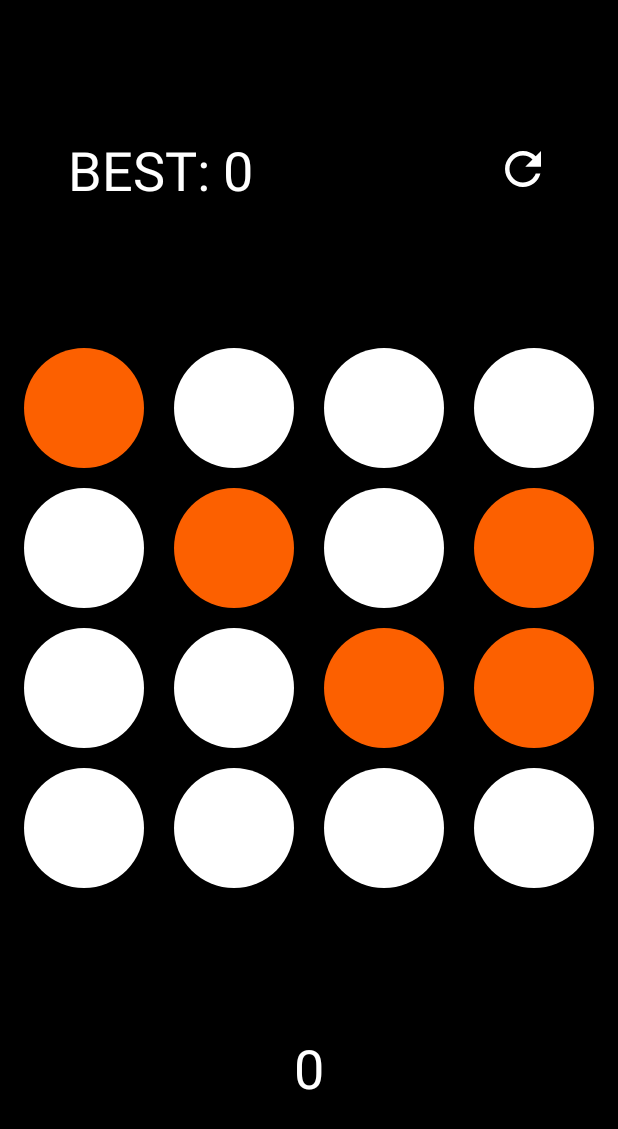
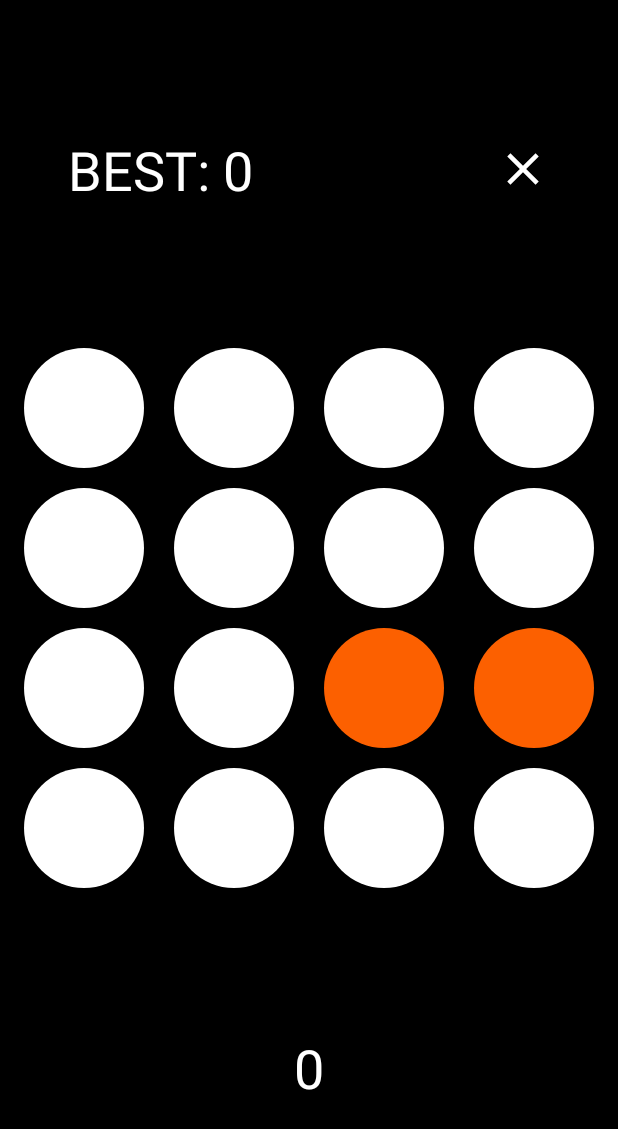
Before and after one commit to jnguyen2/sweeper, an Android app: the screen it shows after launch (MainActivity), after a tap on an icon or button, on a phone screen of 412 x 824 dp. Shown: the top 1129 px of the screen. Run offline under Robolectric (Android 15) with nearby library versions, the light colour scheme and no system bars.

Commit message:
Implement SharedPreferences to store the high score

```diff
--- a/app/src/main/java/edu/fandm/jnguyen/sweeper/MainActivity.java
+++ b/app/src/main/java/edu/fandm/jnguyen/sweeper/MainActivity.java
@@ -1,5 +1,6 @@
 package edu.fandm.jnguyen.sweeper;
 
+import android.content.SharedPreferences;
 import android.os.Handler;
 import android.os.SystemClock;
 import android.support.v7.app.AppCompatActivity;
@@ -7,29 +8,40 @@ import android.os.Bundle;
 import android.view.View;
 import android.widget.Button;
 import android.widget.TextView;
-import android.widget.Toast;
 
 import java.util.ArrayList;
+import java.util.HashSet;
 
 public class MainActivity extends AppCompatActivity {
 
     public static final String TAG = "sweeper.MainActivity";
 
-    private ArrayList<Button> bombs = new ArrayList<>();
+    private ArrayList<Button> buttons = new ArrayList<>();
     private SweeperGame sweeperGame;
+
+    // Input handling.
+    private HashSet<Integer> inputsBetweenTicks = new HashSet<>();
 
     // Game ticks.
     private boolean isTicking = false;
     private Handler handler = new Handler();
     private TickTask tickTask = new TickTask();
+    private int millis = 300;
+
+    // Shared preferences to store high score.
+    private SharedPreferences sharedPreferences;
+    private int highScore;
 
     @Override
     protected void onCreate(Bundle savedInstanceState) {
         super.onCreate(savedInstanceState);
         setContentView(R.layout.activity_main);
 
+        // Start a new game.
         sweeperGame = SweeperGame.getInstance(getApplicationContext());
+        sweeperGame.newGame();
 
+        // Wire up the buttons.
         ButtonGrid buttonGrid = findViewById(R.id.buttonGrid);
         for (int i = 0; i < sweeperGame.getBombCount(); i++) {
             final int idx = i;
@@ -37,33 +49,47 @@ public class MainActivity extends AppCompatActivity {
             button.setOnClickListener(new View.OnClickListener() {
                 @Override
                 public void onClick(View v) {
-                    sweeperGame.defuseBomb(idx);
-                    v.setBackgroundResource(R.drawable.bomb_inactive);
+                    inputsBetweenTicks.add(idx);
+                    // Note that the bombs go blank immediately, but that does not mean they have been
+                    // updated within the actual game.
+                    v.setBackgroundResource(R.drawable.bomb_blank);
                 }
             });
-            bombs.add(button);
+
+            // Keep track of all the buttons.
+            buttons.add(button);
         }
-
-        // Start a new game.
-        sweeperGame.newGame();
 
         // Disable all buttons until a game starts.
         buttonsEnabled(false);
+
+        // Load best score.
+        sharedPreferences = this.getSharedPreferences(getString(R.string.preferences_file_key),
+                MODE_PRIVATE);
+        highScore = sharedPreferences.getInt(getString(R.string.high_score_key), 0);
+        updateUI();
     }
 
     public void startGame(View v) {
-        // Invert ticking.
-        ticking(!isTicking);
+        // Invert setTicking.
+        setTicking(!isTicking);
 
-        // If the clock is ticking, buttons should be on I guess.
+        // If the clock is setTicking, buttons should be on I guess.
         buttonsEnabled(isTicking);
+
+        // Set icon appropriately.
+        if (isTicking) {
+            v.setBackgroundResource(R.drawable.close_white);
+        } else {
+            v.setBackgroundResource(R.drawable.refresh_white);
+        }
     }
 
-    public void ticking(boolean on) {
+    public void setTicking(boolean on) {
         isTicking = on;
         if (on) {
             handler.removeCallbacks(tickTask);
-            handler.postDelayed(tickTask, 500);
+            handler.postDelayed(tickTask, millis);
             sweeperGame.newGame();
         } else {
             handler.removeCallbacks(tickTask);
@@ -77,28 +103,60 @@ public class MainActivity extends AppCompatActivity {
             if (isTicking) {
                 tick();
                 long start = SystemClock.uptimeMillis();
-                handler.postAtTime(this, start + 500);
+                handler.postAtTime(this, start + millis);
             }
         }
     }
 
+    private void updateAllButtonDrawables(int drawableId) {
+        for (Button b : buttons) {
+            b.setBackgroundResource(drawableId);
+        }
+    }
+
     private void tick() {
-        updateUI();
-        sweeperGame.tick();
+        // Update game.
+        sweeperGame.tick(inputsBetweenTicks);
 
+        // Check if game ended.
         if (sweeperGame.isGameOver()) {
-            ticking(false);
+            setTicking(false);
             buttonsEnabled(false);
-            indicateLoss();
+            updateScore();
+            updateUI();
+            return;
+        }
+
+        // Update UI.
+        if (sweeperGame.isSafeTime()) {
+            if (sweeperGame.getClock() % 2 == 0) {
+                updateAllButtonDrawables(R.drawable.bomb_blank);
+            } else {
+                updateAllButtonDrawables(R.drawable.bomb_active);
+            }
+        } else {
+            updateUI();
+        }
+    }
+
+    private void updateScore() {
+        if (sweeperGame.getScore() > highScore) {
+            SharedPreferences.Editor editor = sharedPreferences.edit();
+            editor.putInt(getString(R.string.high_score_key), sweeperGame.getScore());
+            editor.apply();
+            highScore = sweeperGame.getScore();
         }
     }
 
     private void updateUI() {
+        TextView bestScore = findViewById(R.id.textView_record);
+        bestScore.setText(String.format("BEST: %d", highScore));
+
         TextView scoreTV = findViewById(R.id.textView_clock);
         scoreTV.setText(Integer.toString(sweeperGame.getScore()));
 
-        for (int i = 0; i < bombs.size(); i++) {
-            Button bomb = bombs.get(i);
+        for (int i = 0; i < buttons.size(); i++) {
+            Button bomb = buttons.get(i);
             if (sweeperGame.bombIsActive(i)) {
                 bomb.setBackgroundResource(R.drawable.bomb_active);
             } else if (sweeperGame.bombExploded(i)) {
@@ -110,25 +168,21 @@ public class MainActivity extends AppCompatActivity {
     }
 
     private void buttonsEnabled(boolean on) {
-        for (int i = 0; i < bombs.size(); i++) {
-            Button bomb = bombs.get(i);
+        for (int i = 0; i < buttons.size(); i++) {
+            Button bomb = buttons.get(i);
 
             // Update color.
-            if (!on) {
+            if (on) {
+                bomb.setBackgroundResource(R.drawable.bomb_blank);
+            } else {
                 if (!sweeperGame.bombExploded(i)) {
                     bomb.setBackgroundResource(R.drawable.bomb_blank);
                 } else {
                     bomb.setBackgroundResource(R.drawable.bomb_dead);
                 }
-            } else {
-                bomb.setBackgroundResource(R.drawable.bomb_inactive);
             }
 
             bomb.setEnabled(on);
         }
     }
-
-    private void indicateLoss() {
-        Toast.makeText(this, "You lost!", Toast.LENGTH_SHORT).show();
-    }
 }
--- a/app/src/main/java/edu/fandm/jnguyen/sweeper/SweeperGame.java
+++ b/app/src/main/java/edu/fandm/jnguyen/sweeper/SweeperGame.java
@@ -3,17 +3,31 @@ package edu.fandm.jnguyen.sweeper;
 import android.content.Context;
 
 import java.util.ArrayList;
+import java.util.HashSet;
 import java.util.Random;
 
 public class SweeperGame {
 
     public static final String TAG = "sweeper.sweepergame";
 
+    // The one and only instance of the game.
     private static SweeperGame sweeperGame;
+
+    // Random generator.
     private Random random = new Random();
+
+    // Time before bomb explodes (in ticks).
+    private int bombTime = 10;
+
+    // Time where no bombs can be activated.
+    private int safeTime = 6;
+
+    // The values below are reset in newGame().
+    private int bombsDefused;
     private int clock;
     private int lives;
-    private int bombsDefused;
+
+    // Other stuff.
     private int bombCount;
     private ArrayList<Integer> bombTimers = new ArrayList<>();
     private ArrayList<Integer> notExplodedIndices = new ArrayList<>();
@@ -33,6 +47,10 @@ public class SweeperGame {
 
     boolean isGameOver() {
         return notExplodedIndices.isEmpty() || lives <= 0;
+    }
+
+    boolean isSafeTime() {
+        return clock < safeTime;
     }
 
     int getClock() {
@@ -81,7 +99,7 @@ public class SweeperGame {
         notExplodedIndices.clear();
 
         for (int i = 0; i < bombCount; i++) {
-            // -1 means not exploded or ticking, 0 is exploded.
+            // -1 means not exploded or setTicking, 0 is exploded.
             bombTimers.add(-1);
 
             // Also, keep track of indices still functional.
@@ -89,27 +107,48 @@ public class SweeperGame {
         }
     }
 
-    void tick() {
+    void tick(HashSet<Integer> inputs) {
+        // Tick tock.
         clock++;
 
-        int desired = random.nextInt(notExplodedIndices.size() / 2);
-        // Activate an inactive bomb.
+        // Take no inputs and make no changes to the game during safe time.
+        // This is when the user is starting the game.
+        if (isSafeTime()) {
+            inputs.clear();
+            return;
+        }
+
+        // Defuse all bombs.
+        for (Integer i : inputs) {
+            defuseBomb(i);
+        }
+
+        // Clear the input set.
+        inputs.clear();
+
+        // Make the number of bombs steadily increase.
+        int desired = Math.min(notExplodedIndices.size(), (clock / (bombTime * 10)) + 1);
+
+        // Light the fuse on some bombs.
         while (desired > 0) {
             Integer index = notExplodedIndices.get(random.nextInt(notExplodedIndices.size()));
             if (!bombIsActive(index)) {
-                bombTimers.set(index, 5);
+                bombTimers.set(index, bombTime);
             }
             desired--;
         }
 
-        for (int i = 0; i < bombCount; i++) {
-            int timeRemaining = bombTimers.get(i);
-            bombTimers.set(i, timeRemaining - 1);
+        // Update all bombs still active.
+        for (int i = 0; i < notExplodedIndices.size(); i++) {
+            int index = notExplodedIndices.get(i);
+            int timeRemaining = bombTimers.get(index);
+            bombTimers.set(index, timeRemaining - 1);
 
             // The bomb just exploded.
             if (timeRemaining - 1 == 0) {
                 lives--;
-                notExplodedIndices.remove(Integer.valueOf(i));
+                notExplodedIndices.remove(i);
+                i--;
             }
         }
     }
```
